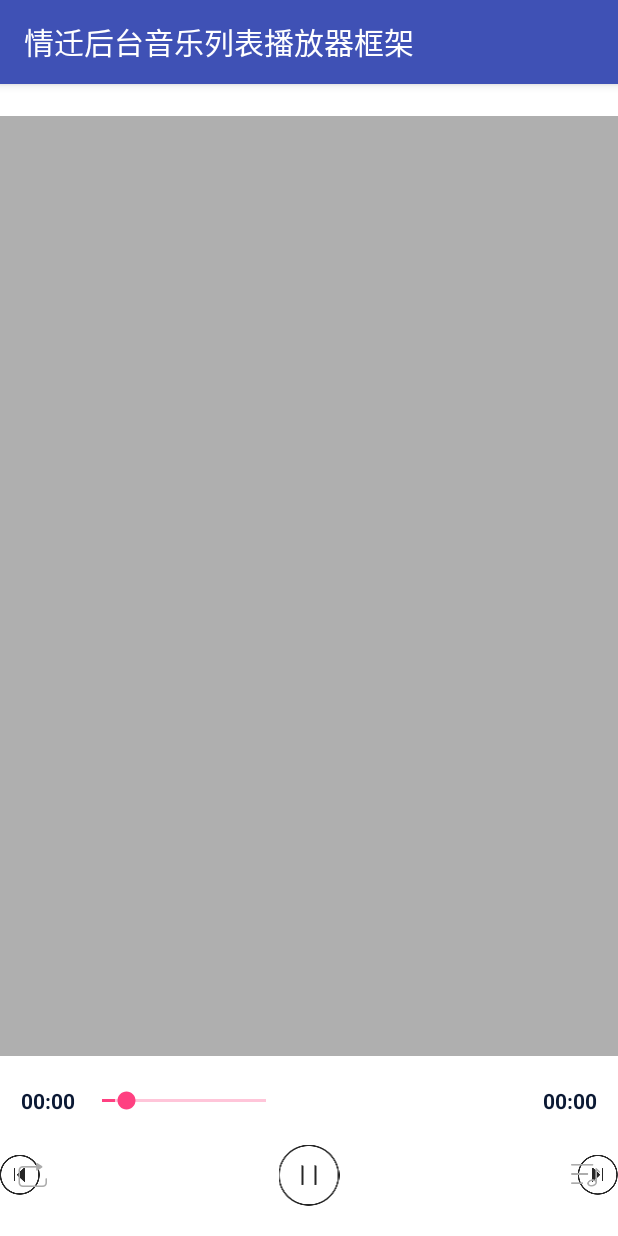
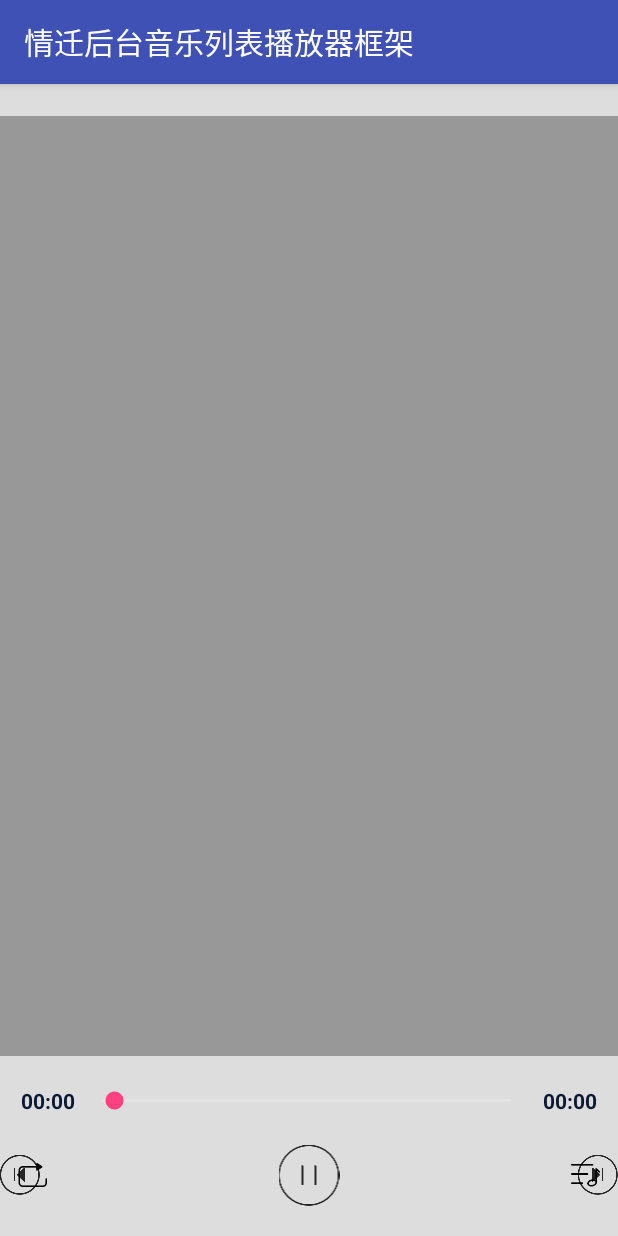
Before and after one commit to lozn00/musicplayer, an Android app: the screen it shows after launch (MusicActivity), after a tap on "打开播放器控制台", on a phone screen of 412 x 824 dp. Run offline under Robolectric (Android 15) with nearby library versions, the phone set to English and light mode, and no system bars; our stand-ins replace data binding; libraries missing offline, so code that uses them is left out: android.text, com.danikula.videocache; plain views replace PercentFrameLayout.

Commit message:
完善demo，支持R.raw资源文件的列表歌单播放

```diff
--- a/app/src/main/java/cn/qssq666/musicplayerdemo/AppContext.java
+++ b/app/src/main/java/cn/qssq666/musicplayerdemo/AppContext.java
@@ -5,6 +5,11 @@ import android.widget.Toast;
 
 import com.danikula.videocache.HttpProxyCacheServer;
 
+import java.util.ArrayList;
+import java.util.List;
+
+import cn.qssq666.musicplayerdemo.bean.NetMusicModel;
+import cn.qssq666.musicplayerdemo.interfaces.ShowModelI;
 import cn.qssq666.musicplayerdemo.msic.MyFileNameGenerator;
 
 /**
@@ -16,6 +21,30 @@ public class AppContext extends Application {
     private static HttpProxyCacheServer httpProxyCacheServer;
     private static AppContext application_instance;
     private static Toast mToast;
+    private static List<ShowModelI> defaultMusic;
+
+    public static List<ShowModelI> getDefaultMusic() {
+
+        return defaultMusic;
+    }
+
+    {
+        defaultMusic = new ArrayList<>();//。
+        //下面的gtimg.cn是本人从抓包的,帮助到你的给我打赏个，呜呜
+        defaultMusic.add(new NetMusicModel("一生所爱", "http://data.5sing.kgimg.com/G034/M0A/12/00/Yg0DAFX19AiAX4JoAEIMQZQOFPs323.mp3"));
+        defaultMusic.add(new NetMusicModel("老男孩", "http://96.ierge.cn/11/166/333403.mp3"));
+//        defaultMusic.add(new NetMusicModel("Beyond光辉岁月", "http://m2.music.126.net/vAVwJScrrrPBo5LDZs7KFg==/1045635558023798.mp3"));
+        defaultMusic.add(new NetMusicModel("全军出击", "http://imgcache.gtimg.cn/club/moblie/special_sound/x61_v_7.mp3"));
+        defaultMusic.add(new NetMusicModel("恭喜发财", "http://imgcache.gtimg.cn/club/moblie/special_sound/x71-1.lit_v_4.mp3"));
+        defaultMusic.add(new NetMusicModel("抢枪抢h", "http://imgcache.gtimg.cn/club/moblie/special_sound/x71-1.lit_v_4.mp3"));
+        defaultMusic.add(new NetMusicModel("抢红包啦", "http://imgcache.gtimg.cn/club/moblie/special_sound/x75_v_3.mp3"));
+        defaultMusic.add(new NetMusicModel("游戏声音", "http://imgcache.gtimg.cn/club/moblie/special_sound/88-11_v_3.mp3"));
+        defaultMusic.add(new NetMusicModel("德玛西亚", "http://imgcache.gtimg.cn/club/moblie/special_sound/x59_v_7.mp3"));
+        defaultMusic.add(new NetMusicModel("俺老孙来也", "http://imgcache.gtimg.cn/club/moblie/special_sound/x57_v_7.mp3"));
+        defaultMusic.add(new NetMusicModel("德玛西亚资源文件", "android.resource://" + BuildConfig.APPLICATION_ID + "/" + R.raw.x57_v_7));
+        defaultMusic.add(new NetMusicModel("俺老孙来也资源文件", "android.resource://" + BuildConfig.APPLICATION_ID + "/" + R.raw.x59_v_7));
+
+    }
 
     @Override
     public void onCreate() {
--- a/app/src/main/java/cn/qssq666/musicplayerdemo/MainActivity.java
+++ b/app/src/main/java/cn/qssq666/musicplayerdemo/MainActivity.java
@@ -4,12 +4,18 @@ import android.content.Intent;
 import android.os.Bundle;
 import android.support.v7.app.AppCompatActivity;
 import android.view.View;
+import android.widget.Toast;
 
+import java.util.List;
+
+import cn.qssq666.musicplayer.music.MusicData;
+import cn.qssq666.musicplayerdemo.msic.MusicServiceHelper;
 import cn.qssq666.musicplayerdemo.utils.AutoUtils;
 
 public class MainActivity extends AppCompatActivity implements View.OnClickListener {
 
     private Intent musicService;
+    private MusicServiceHelper instance;
 
     @Override
     protected void onCreate(Bundle savedInstanceState) {
@@ -18,6 +24,27 @@ public class MainActivity extends AppCompatActivity implements View.OnClickListe
         findViewById(R.id.btn_to_play_Page).setOnClickListener(this);
         findViewById(R.id.btn_to_play_list).setOnClickListener(this);
         musicService = AutoUtils.getMusicService(this);
+        instance = MusicServiceHelper.getInstance(this, new MusicServiceHelper.OnMusicHelperBaceListener() {
+            @Override
+            public void onPause(MusicData data) {
+
+            }
+
+            @Override
+            public void onPlayErr(String str, MusicData data) {
+
+            }
+
+            @Override
+            public void onPlay(MusicData data) {
+
+            }
+
+            @Override
+            public void onBindService() {
+
+            }
+        });
         this.startService(musicService);
     }
 
@@ -25,6 +52,8 @@ public class MainActivity extends AppCompatActivity implements View.OnClickListe
     public void onClick(View v) {
         switch (v.getId()) {
             case R.id.btn_to_play_list: {
+
+
                 Intent intent = new Intent(this, MusicListActivity.class);
                 startActivity(intent);
             }
@@ -32,6 +61,15 @@ public class MainActivity extends AppCompatActivity implements View.OnClickListe
             case R.id.btn_to_play_Page:
 
             {
+                if (instance.getPlaybinder() != null) {
+                    List<? extends MusicData> musicList = instance.getPlaybinder().getMusicList();
+                    if (musicList == null || musicList.isEmpty()) {
+                        List defaultMusic = AppContext.getDefaultMusic();
+                        instance.setMusicList(defaultMusic);
+                        Toast.makeText(this, "第一次创建默认歌单,请点击右边菜单选择默认歌单进行播放", Toast.LENGTH_SHORT).show();
+                    }
+                }
+
                 Intent intent = new Intent(this, MusicActivity.class);
                 startActivity(intent);
             }
@@ -43,6 +81,7 @@ public class MainActivity extends AppCompatActivity implements View.OnClickListe
     @Override
     protected void onDestroy() {
         super.onDestroy();
+        instance.destory();
         this.stopService(musicService);
     }
 }
--- a/app/src/main/java/cn/qssq666/musicplayerdemo/MusicActivity.java
+++ b/app/src/main/java/cn/qssq666/musicplayerdemo/MusicActivity.java
@@ -202,7 +202,7 @@ public class MusicActivity extends AppCompatActivity implements View.OnClickList
                 }
                 //初始化对话框适配器
                 if (adapterDialog == null) {
-                    if (mPlaybinder.getCurrentModel() instanceof ShowModelI) {
+                    if (mPlaybinder.getFirstModel() instanceof ShowModelI) {
 
 
                         MusicDialogAdapter adapter = new MusicDialogAdapter();
@@ -210,7 +210,7 @@ public class MusicActivity extends AppCompatActivity implements View.OnClickList
                         adapterDialog = adapter;
                         adapterDialog.setData((List) mPlaybinder.getMusicList());
                     } else {
-                        Toast.makeText(this, "error type", Toast.LENGTH_SHORT).show();
+                        Toast.makeText(this, "error type 请务必实现ShowModelI", Toast.LENGTH_SHORT).show();
                         return;
                     }
                 }
@@ -363,7 +363,7 @@ public class MusicActivity extends AppCompatActivity implements View.OnClickList
 //            mIvPlayPause.stopAnim();
             setIsPause();
             Log.e(TAG, "播放错误" + str);
-            Toast.makeText(MusicActivity.this, "播放错误" + str, Toast.LENGTH_SHORT).show();
+            AppContext.showToast( "播放错误" + str);
 //            onLoadFail("播放失败");
           /*  if (mPlaybinder.isCurrentControlList(adapter.getData())) {
                 adapter.setPlayposition(-1);
--- a/app/src/main/java/cn/qssq666/musicplayerdemo/adapter/MyTestAadapter.java
+++ b/app/src/main/java/cn/qssq666/musicplayerdemo/adapter/MyTestAadapter.java
@@ -38,5 +38,5 @@ public class MyTestAadapter extends BaseRecyclervdapter<ShowModelI, TestViewHold
         this.currentPosition = currentPosition;
     }
 
-    private int currentPosition;
+    private int currentPosition=-1;
 }
--- a/app/src/main/res/layout/activity_music_detail.xml
+++ b/app/src/main/res/layout/activity_music_detail.xml
@@ -18,7 +18,7 @@
     <LinearLayout
         android:layout_width="match_parent"
         android:layout_height="match_parent"
-        android:background="@android:color/white"
+        android:background="#dddddd"
         android:clipToPadding="true"
         android:fitsSystemWindows="true"
         android:orientation="vertical">
@@ -60,6 +60,11 @@
 
         </FrameLayout>
 
+        <LinearLayout
+            android:layout_width="match_parent"
+            android:layout_height="wrap_content"
+
+            android:orientation="vertical">
 
             <LinearLayout
                 android:layout_width="match_parent"
@@ -91,8 +96,8 @@
                     android:layout_gravity="center_vertical"
                     android:layout_weight="1"
                     android:gravity="center_horizontal|center_vertical"
-                android:progress="30"
-                android:secondaryProgress="40" />
+                    android:progress="0"
+                    android:secondaryProgress="0" />
 
                 <TextView
                     android:id="@+id/totaltime"
@@ -126,6 +131,7 @@
                         android:id="@+id/ic_pre"
                         android:layout_width="wrap_content"
                         android:layout_height="wrap_content"
+
                         android:src="@drawable/pageplaying_btn_radio_previous" />
 
                     <ImageView
@@ -155,7 +161,9 @@
                     android:layout_gravity="right|center_vertical"
                     android:layout_weight="1"
                     android:padding="@dimen/theme_margin_left_big"
-                android:src="@drawable/pageplaying_btn_radio_list" />
+                    android:src="@drawable/pageplaying_btn_radio_list"
+                    android:tint="@color/colorBlack"
+                    android:tintMode="multiply" />
 
                 <ImageView
                     android:id="@+id/iv_switch_mode"
@@ -164,8 +172,11 @@
                     android:layout_gravity="center_vertical"
                     android:layout_weight="1"
                     android:padding="@dimen/theme_margin_left_big"
-                android:src="@drawable/pageplaying_btn_radio_loop" />
+                    android:src="@drawable/pageplaying_btn_radio_loop"
+                    android:tint="@color/colorBlack"
+                    android:tintMode="multiply" />
             </android.support.percent.PercentFrameLayout>
+        </LinearLayout>
 
     </LinearLayout>
 </layout>
```
Also changed, not shown: app/src/main/java/cn/qssq666/musicplayerdemo/MusicListActivity.java (+7 -7 lines), mylibrary/src/main/java/cn/qssq666/musicplayer/music/PlayService.java (+23 -3 lines), 2 other files. Lines whose indentation alone changed are shown as unchanged.
